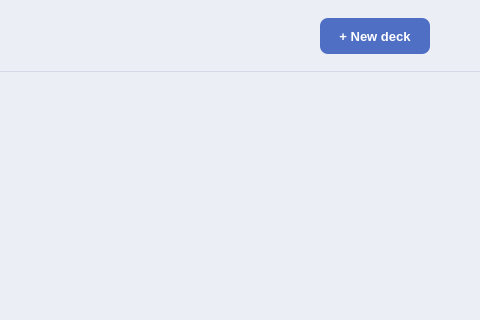
Before: the Qt Designer form src/ui/lessons/lessons.ui in DIDimov24/Aethera, drawn with Qt 5; both pictures show x 320 to 800 and y 0 to 320 of the 800 by 750 pixel window.
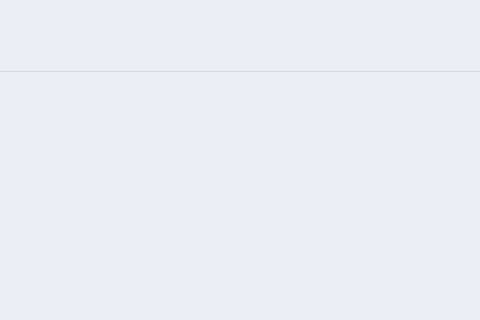
After: the same form once the commit is applied.

Patch:
```diff
--- a/src/ui/lessons/lessons.ui
+++ b/src/ui/lessons/lessons.ui
@@ -8,12 +8,6 @@
 QWidget#Lessons { background-color: #eceef5; }
 QWidget#lessonsHeader { background-color: #eceef5; border-bottom: 1px solid #d4d8ea; }
 QLabel#labelLessonsTitle { color: #1a2440; font-size: 34px; font-weight: 700; letter-spacing: -1px; }
-QPushButton#buttonNewDeck {
-    background-color: #4f6fc4; color: #ffffff; font-size: 13px; font-weight: 600;
-    border: none; border-radius: 8px; padding: 8px 18px;
-}
-QPushButton#buttonNewDeck:hover { background-color: #3a5aae; }
-QPushButton#buttonNewDeck:pressed { background-color: #2c4890; }
 QScrollArea { background-color: #eceef5; border: none; }
 QScrollBar:vertical { background: #eceef5; width: 8px; border-radius: 4px; }
 QScrollBar::handle:vertical { background: #c0c8e0; border-radius: 4px; min-height: 30px; }
@@ -38,13 +32,7 @@
       <property name="bottomMargin"><number>0</number></property>
       <item><widget class="QLabel" name="labelLessonsTitle"><property name="text"><string>Lessons</string></property></widget></item>
       <item><spacer name="lessonsHeaderSpacer"><property name="orientation"><enum>Qt::Orientation::Horizontal</enum></property><property name="sizeHint" stdset="0"><size><width>40</width><height>20</height></size></property></spacer></item>
-      <item>
-       <widget class="QPushButton" name="buttonNewDeck">
-        <property name="minimumSize"><size><width>110</width><height>36</height></size></property>
-        <property name="maximumSize"><size><width>110</width><height>36</height></size></property>
-        <property name="text"><string>+ New deck</string></property>
-       </widget>
-      </item>
+      
      </layout>
     </widget>
    </item>
```
